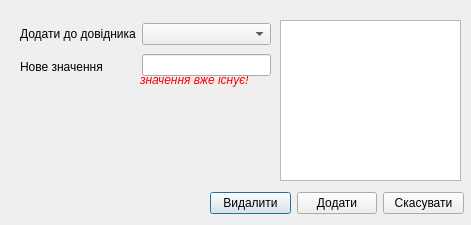
Old version of the form dictionarydialog.ui in the repository moz6go/ShoesStore.
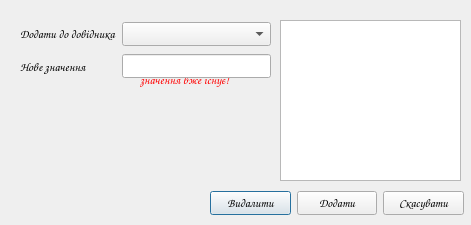
New version of the form. Icons and pictures are not drawn.

What changed in the file:
```diff
--- a/dictionarydialog.ui
+++ b/dictionarydialog.ui
@@ -10,6 +10,11 @@
     <height>225</height>
    </rect>
   </property>
+  <property name="font">
+   <font>
+    <family>Comic Sans MS</family>
+   </font>
+  </property>
   <property name="windowTitle">
    <string>Змінити довідники</string>
   </property>
```
